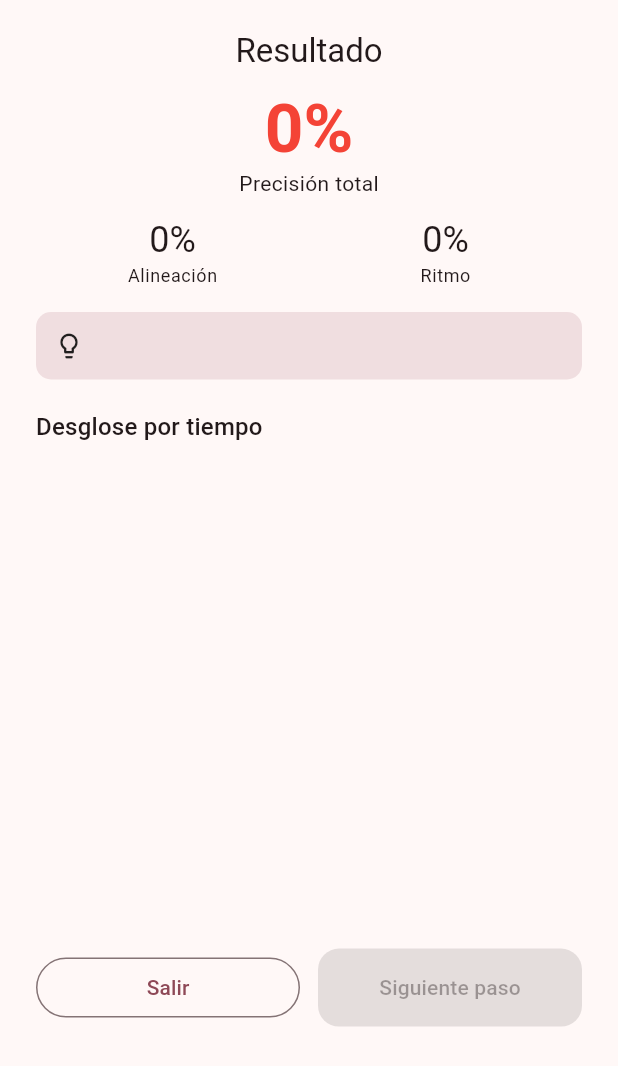
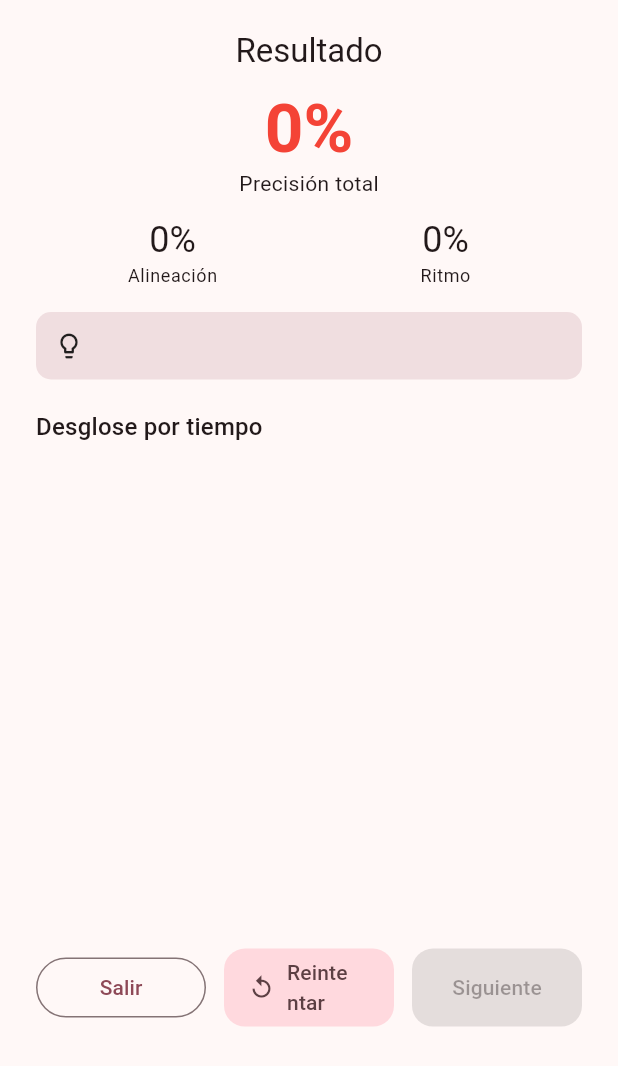
Before and after one commit to TonyRV8/BailonGO-Flutter, a Flutter app: the ResultsSheet widget shown alone on an empty page, opened directly with empty values, on a phone screen of 412 x 824 dp. Shown: the top 1066 px of the screen. Run offline on Flutter 3.47's test engine with Material 3 defaults, Android fonts, the phone set to English and light mode, and no system bars; our stand-ins replace camera, cloud_firestore, firebase_auth, firebase_core, firebase_storage, flutter_riverpod and 4 more; accounts and stored records are empty.

Commit message:
Version de prueba sin bailes oficiales

```diff
--- a/lib/features/evaluation/presentation/widgets/results_sheet.dart
+++ b/lib/features/evaluation/presentation/widgets/results_sheet.dart
@@ -3,11 +3,11 @@ import 'package:flutter/material.dart';
 import '../../domain/evaluation_feedback.dart';
 import '../../engine/dtw_result.dart';
 
-enum ResultsAction { exit, next }
+enum ResultsAction { exit, retry, next }
 
 /// Modal de resultados (RF-10): precisión total + desglose en los 3 tiempos
 /// del paso (inicio/medio/final) con alineación, ritmo y consejos específicos
-/// por tiempo. Controles Salir / Siguiente paso (RF-11).
+/// por tiempo. Controles Salir / Reintentar / Siguiente paso (RF-11).
 class ResultsSheet extends StatelessWidget {
   const ResultsSheet({
     super.key,
@@ -104,11 +104,20 @@ class ResultsSheet extends StatelessWidget {
                   ),
                   const SizedBox(width: 12),
                   Expanded(
+                    child: FilledButton.tonalIcon(
+                      onPressed: () =>
+                          Navigator.of(context).pop(ResultsAction.retry),
+                      icon: const Icon(Icons.replay),
+                      label: const Text('Reintentar'),
+                    ),
+                  ),
+                  const SizedBox(width: 12),
+                  Expanded(
                     child: FilledButton(
                       onPressed: hasNext
                           ? () => Navigator.of(context).pop(ResultsAction.next)
                           : null,
-                      child: const Text('Siguiente paso'),
+                      child: const Text('Siguiente'),
                     ),
                   ),
                 ],
```
Also changed, not shown: lib/core/router/home_shell.dart (+6 -1 lines), lib/features/evaluation/data/reference_repository.dart (+10 -2 lines), lib/features/evaluation/presentation/pages/evaluation_page.dart (+6 -1 lines), pubspec.lock (added), 4 other files.
